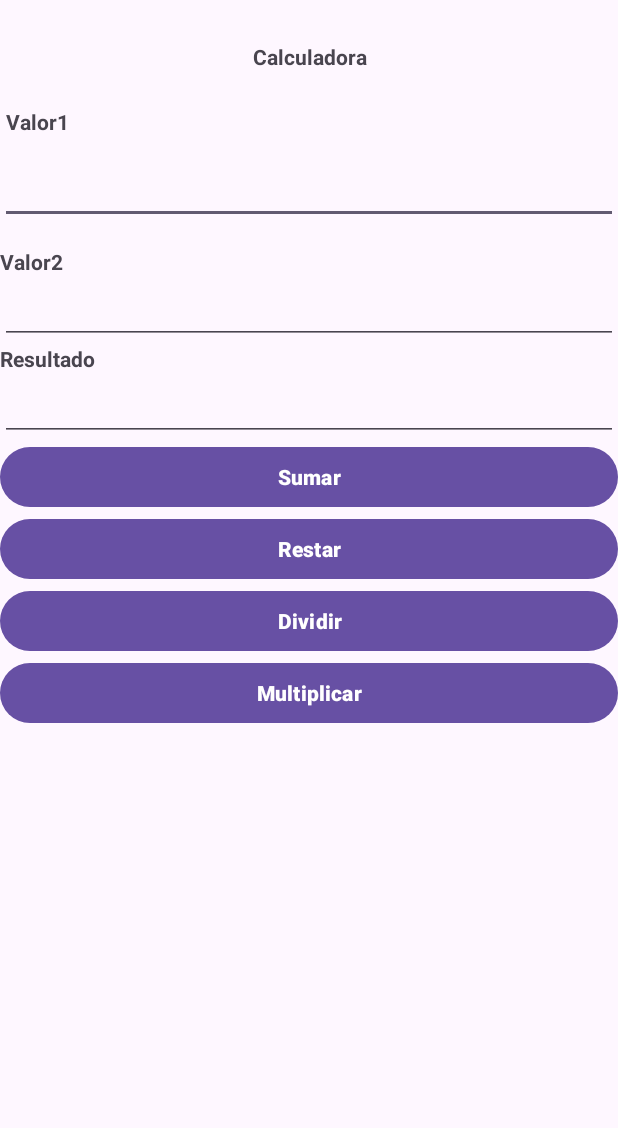
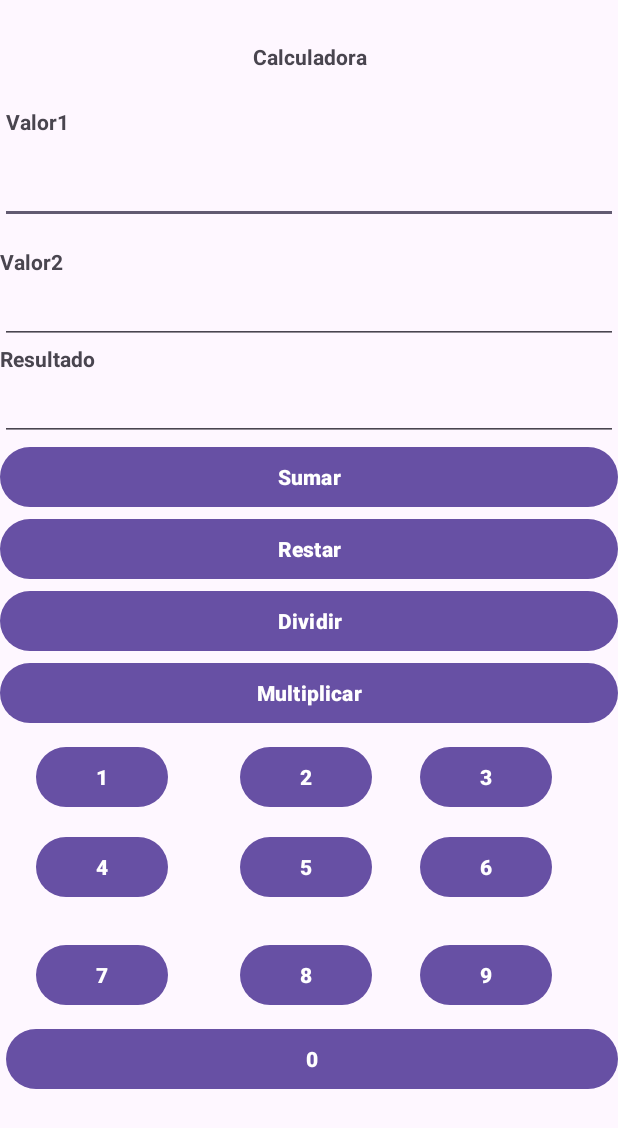
Before and after one commit to YonyVilca/Dispositivos_Mobiles, an Android app: the screen it shows after launch (MainActivity), on a phone screen of 412 x 824 dp. Shown: the top 1128 px of the screen. Run offline under Robolectric (Android 15) with nearby library versions, the phone set to English and light mode, and no system bars.

Commit message:
Se agregaron botones numericos y la logica para una mejor funcionalidad y con esto finaliza el ejercicio

```diff
--- a/Laboratorio 3/Ejercicio 2/app/src/main/java/com/example/ejercicio2/MainActivity.kt
+++ b/Laboratorio 3/Ejercicio 2/app/src/main/java/com/example/ejercicio2/MainActivity.kt
@@ -12,6 +12,7 @@ class MainActivity : AppCompatActivity() {
     lateinit var n1: TextView
     lateinit var n2: TextView
     lateinit var resultado: TextView
+    private var currentNumber = ""
 
     override fun onCreate(savedInstanceState: Bundle?) {
         super.onCreate(savedInstanceState)
@@ -26,6 +27,26 @@ class MainActivity : AppCompatActivity() {
         val dividir: Button = findViewById(R.id.button3)
         val multiplicar: Button = findViewById(R.id.button4)
 
+        // Obtener los botones numéricos
+        val buttons = arrayOf(
+            findViewById<Button>(R.id.button5), findViewById<Button>(R.id.button6),
+            findViewById<Button>(R.id.button7), findViewById<Button>(R.id.button8),
+            findViewById<Button>(R.id.button9), findViewById<Button>(R.id.button10),
+            findViewById<Button>(R.id.button11), findViewById<Button>(R.id.button12),
+            findViewById<Button>(R.id.button13), findViewById<Button>(R.id.button14)
+        )
+
+        // Asignar listeners de clic a los botones numéricos
+        for (button in buttons) {
+            button.setOnClickListener {
+                val number = button.text.toString()
+                // Obtener el TextView activo
+                val activeTextView = if (n1.hasFocus()) n1 else n2
+                // Obtener el texto actual y agregar el número presionado
+                val currentText = activeTextView.text.toString()
+                activeTextView.text = currentText + number
+            }
+        }
         sumar.setOnClickListener { calculate('+') }
         restar.setOnClickListener { calculate('-') }
         dividir.setOnClickListener { calculate('/') }
@@ -43,5 +64,10 @@ class MainActivity : AppCompatActivity() {
             else -> Double.NaN
         }
         resultado.text = if (result.isNaN()) "Error" else result.toString()
+        // Restablecer el registro de números después de realizar la operación
+        currentNumber = ""
+        // Borrar los TextViews de entrada
+        n1.text = ""
+        n2.text = ""
     }
 }
--- a/Laboratorio 3/Ejercicio 2/app/src/main/res/layout/activity_main.xml
+++ b/Laboratorio 3/Ejercicio 2/app/src/main/res/layout/activity_main.xml
@@ -110,4 +110,104 @@
         app:layout_constraintStart_toStartOf="parent"
         app:layout_constraintTop_toBottomOf="@+id/button3" />
 
+    <Button
+        android:id="@+id/button7"
+        android:layout_width="wrap_content"
+        android:layout_height="wrap_content"
+        android:layout_marginStart="280dp"
+        android:layout_marginTop="8dp"
+        android:text="@string/tres"
+        app:layout_constraintStart_toStartOf="parent"
+        app:layout_constraintTop_toBottomOf="@+id/button4" />
+
+    <Button
+        android:id="@+id/button9"
+        android:layout_width="wrap_content"
+        android:layout_height="wrap_content"
+        android:layout_marginStart="160dp"
+        android:layout_marginTop="68dp"
+        android:text="@string/cinco"
+        app:layout_constraintStart_toStartOf="parent"
+        app:layout_constraintTop_toBottomOf="@+id/button4" />
+
+    <Button
+        android:id="@+id/button6"
+        android:layout_width="wrap_content"
+        android:layout_height="wrap_content"
+        android:layout_marginStart="160dp"
+        android:layout_marginTop="8dp"
+        android:text="@string/dos"
+        app:layout_constraintStart_toStartOf="parent"
+        app:layout_constraintTop_toBottomOf="@+id/button4" />
+
+    <Button
+        android:id="@+id/button11"
+        android:layout_width="wrap_content"
+        android:layout_height="wrap_content"
+        android:layout_marginStart="24dp"
+        android:layout_marginTop="140dp"
+        android:text="@string/siete"
+        app:layout_constraintStart_toStartOf="parent"
+        app:layout_constraintTop_toBottomOf="@+id/button4" />
+
+    <Button
+        android:id="@+id/button5"
+        android:layout_width="wrap_content"
+        android:layout_height="wrap_content"
+        android:layout_marginStart="24dp"
+        android:layout_marginTop="8dp"
+        android:text="@string/uno"
+        app:layout_constraintStart_toStartOf="parent"
+        app:layout_constraintTop_toBottomOf="@+id/button4" />
+
+    <Button
+        android:id="@+id/button13"
+        android:layout_width="wrap_content"
+        android:layout_height="wrap_content"
+        android:layout_marginStart="280dp"
+        android:layout_marginTop="140dp"
+        android:text="@string/nueve"
+        app:layout_constraintStart_toStartOf="parent"
+        app:layout_constraintTop_toBottomOf="@+id/button4" />
+
+    <Button
+        android:id="@+id/button12"
+        android:layout_width="wrap_content"
+        android:layout_height="wrap_content"
+        android:layout_marginStart="160dp"
+        android:layout_marginTop="140dp"
+        android:text="@string/ocho"
+        app:layout_constraintStart_toStartOf="parent"
+        app:layout_constraintTop_toBottomOf="@+id/button4" />
+
+    <Button
+        android:id="@+id/button8"
+        android:layout_width="wrap_content"
+        android:layout_height="wrap_content"
+        android:layout_marginStart="24dp"
+        android:layout_marginTop="68dp"
+        android:text="@string/cuatro"
+        app:layout_constraintStart_toStartOf="parent"
+        app:layout_constraintTop_toBottomOf="@+id/button4" />
+
+    <Button
+        android:id="@+id/button10"
+        android:layout_width="wrap_content"
+        android:layout_height="wrap_content"
+        android:layout_marginStart="280dp"
+        android:layout_marginTop="68dp"
+        android:text="@string/seis"
+        app:layout_constraintStart_toStartOf="parent"
+        app:layout_constraintTop_toBottomOf="@+id/button4" />
+
+    <Button
+        android:id="@+id/button14"
+        android:layout_width="match_parent"
+        android:layout_height="wrap_content"
+        android:layout_marginStart="4dp"
+        android:layout_marginTop="196dp"
+        android:text="@string/cero"
+        app:layout_constraintStart_toStartOf="parent"
+        app:layout_constraintTop_toBottomOf="@+id/button4" />
+
 </androidx.constraintlayout.widget.ConstraintLayout>
--- a/Laboratorio 3/Ejercicio 2/app/src/main/res/values/strings.xml
+++ b/Laboratorio 3/Ejercicio 2/app/src/main/res/values/strings.xml
@@ -8,5 +8,16 @@
     <string name="Restar"><b>Restar</b></string>
     <string name="Dividir"><b>Dividir</b></string>
     <string name="Multiplicar"><b>Multiplicar</b></string>
+    <string name="cero"><b>0</b></string>
+    <string name="uno"><b>1</b></string>
+    <string name="dos"><b>2</b></string>
+    <string name="tres"><b>3</b></string>
+    <string name="cuatro"><b>4</b></string>
+    <string name="cinco"><b>5</b></string>
+    <string name="seis"><b>6</b></string>
+    <string name="siete"><b>7</b></string>
+    <string name="ocho"><b>8</b></string>
+    <string name="nueve"><b>9</b></string>
+
 
 </resources>
```
